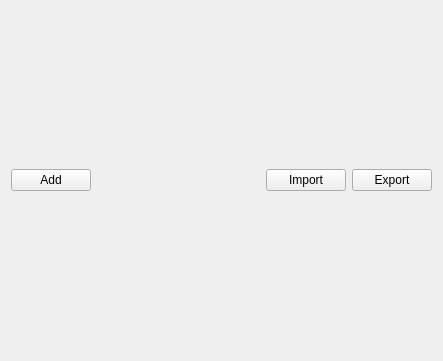
Qt form osctester.ui (kzkyuta/OscTester) before a commit.
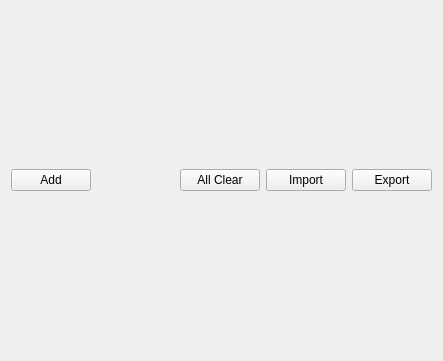
The same form after that commit.

Commit message: implement all clear button on Sender

```diff
--- a/osctester.ui
+++ b/osctester.ui
@@ -67,6 +67,13 @@
            </property>
           </spacer>
          </item>
+         <item>
+          <widget class="QPushButton" name="allClear">
+           <property name="text">
+            <string>All Clear</string>
+           </property>
+          </widget>
+         </item>
          <item>
           <widget class="QPushButton" name="importJson">
            <property name="text">
```
The commit also changes 3 other files.
